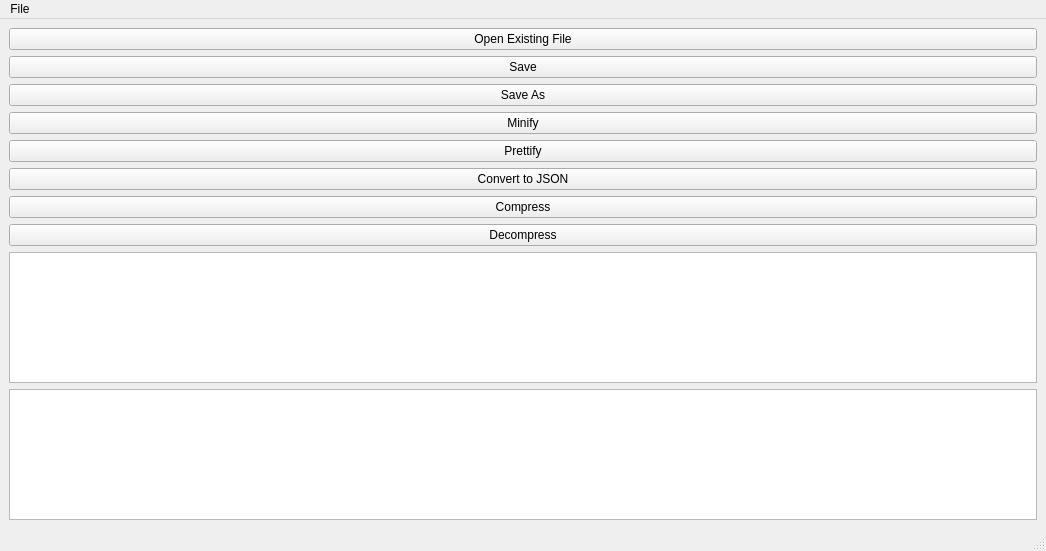
This is XML_textEditor/mainwindow.ui in AmrAhmed11/XML_TextEditor as Qt 5 draws it before an edit. The edited form follows.
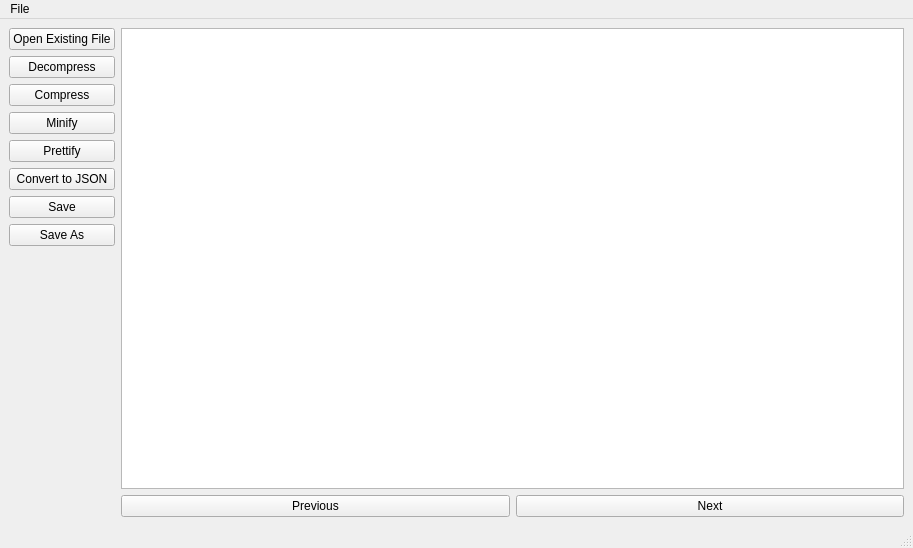
This is the edited form.

Commit message: GUI Error detection

Patch:
```diff
--- a/XML_textEditor/mainwindow.ui
+++ b/XML_textEditor/mainwindow.ui
@@ -6,8 +6,8 @@
    <rect>
     <x>0</x>
     <y>0</y>
-    <width>1046</width>
-    <height>551</height>
+    <width>913</width>
+    <height>548</height>
    </rect>
   </property>
   <property name="mouseTracking">
@@ -18,59 +18,14 @@
   </property>
   <widget class="QWidget" name="centralwidget">
    <layout class="QGridLayout" name="gridLayout">
-    <item row="7" column="0">
-     <widget class="QPushButton" name="Decompressbtn">
-      <property name="text">
-       <string>Decompress</string>
-      </property>
-     </widget>
-    </item>
-    <item row="1" column="0">
-     <widget class="QPushButton" name="save">
-      <property name="text">
-       <string>Save</string>
-      </property>
-     </widget>
-    </item>
-    <item row="3" column="0">
-     <widget class="QPushButton" name="minifybtn">
-      <property name="text">
-       <string>Minify</string>
-      </property>
-     </widget>
-    </item>
-    <item row="5" column="0">
-     <widget class="QPushButton" name="Convertbtn">
-      <property name="text">
-       <string>Convert to JSON</string>
-      </property>
-     </widget>
-    </item>
-    <item row="4" column="0">
-     <widget class="QPushButton" name="Prettifybtn">
-      <property name="text">
-       <string>Prettify</string>
-      </property>
-     </widget>
-    </item>
-    <item row="6" column="0">
-     <widget class="QPushButton" name="Compressbtn">
-      <property name="text">
-       <string>Compress</string>
-      </property>
-     </widget>
-    </item>
-    <item row="2" column="0">
-     <widget class="QPushButton" name="SaveAsbtn">
-      <property name="text">
-       <string>Save As</string>
-      </property>
-     </widget>
-    </item>
     <item row="0" column="0">
-     <widget class="QPushButton" name="openbtn">
-      <property name="styleSheet">
-       <string notr="true">.openbtn {
+     <layout class="QHBoxLayout" name="horizontalLayout_2">
+      <item>
+       <layout class="QVBoxLayout" name="verticalLayout_2">
+        <item>
+         <widget class="QPushButton" name="openbtn">
+          <property name="styleSheet">
+           <string notr="true">.openbtn {
   background-color: #4CAF50; /* Green */
   border: none;
   color: white;
@@ -80,24 +35,106 @@
   display: inline-block;
   font-size: 16px;
 }</string>
-      </property>
-      <property name="text">
-       <string>Open Existing File</string>
-      </property>
-     </widget>
-    </item>
-    <item row="11" column="0">
-     <widget class="QPlainTextEdit" name="plainTextEdit">
-      <property name="mouseTracking">
-       <bool>true</bool>
-      </property>
-      <property name="backgroundVisible">
-       <bool>false</bool>
-      </property>
-     </widget>
-    </item>
-    <item row="12" column="0">
-     <widget class="QTextBrowser" name="textBrowser"/>
+          </property>
+          <property name="text">
+           <string>Open Existing File</string>
+          </property>
+         </widget>
+        </item>
+        <item>
+         <widget class="QPushButton" name="Decompressbtn">
+          <property name="text">
+           <string>Decompress</string>
+          </property>
+         </widget>
+        </item>
+        <item>
+         <widget class="QPushButton" name="Compressbtn">
+          <property name="text">
+           <string>Compress</string>
+          </property>
+         </widget>
+        </item>
+        <item>
+         <widget class="QPushButton" name="minifybtn">
+          <property name="text">
+           <string>Minify</string>
+          </property>
+         </widget>
+        </item>
+        <item>
+         <widget class="QPushButton" name="Prettifybtn">
+          <property name="text">
+           <string>Prettify</string>
+          </property>
+         </widget>
+        </item>
+        <item>
+         <widget class="QPushButton" name="Convertbtn">
+          <property name="text">
+           <string>Convert to JSON</string>
+          </property>
+         </widget>
+        </item>
+        <item>
+         <widget class="QPushButton" name="save">
+          <property name="text">
+           <string>Save</string>
+          </property>
+         </widget>
+        </item>
+        <item>
+         <widget class="QPushButton" name="SaveAsbtn">
+          <property name="text">
+           <string>Save As</string>
+          </property>
+         </widget>
+        </item>
+        <item>
+         <spacer name="verticalSpacer">
+          <property name="orientation">
+           <enum>Qt::Vertical</enum>
+          </property>
+          <property name="sizeHint" stdset="0">
+           <size>
+            <width>20</width>
+            <height>40</height>
+           </size>
+          </property>
+         </spacer>
+        </item>
+       </layout>
+      </item>
+      <item>
+       <layout class="QVBoxLayout" name="verticalLayout">
+        <item>
+         <layout class="QVBoxLayout" name="verticalLayout_3">
+          <item>
+           <widget class="QTextEdit" name="textEdit"/>
+          </item>
+          <item>
+           <layout class="QHBoxLayout" name="horizontalLayout">
+            <item>
+             <widget class="QPushButton" name="Previousbtn">
+              <property name="text">
+               <string>Previous</string>
+              </property>
+             </widget>
+            </item>
+            <item>
+             <widget class="QPushButton" name="Nextbtn">
+              <property name="text">
+               <string>Next</string>
+              </property>
+             </widget>
+            </item>
+           </layout>
+          </item>
+         </layout>
+        </item>
+       </layout>
+      </item>
+     </layout>
     </item>
    </layout>
   </widget>
@@ -106,7 +143,7 @@
     <rect>
      <x>0</x>
      <y>0</y>
-     <width>1046</width>
+     <width>913</width>
      <height>26</height>
     </rect>
    </property>
```
The commit also changes 3 other files.
